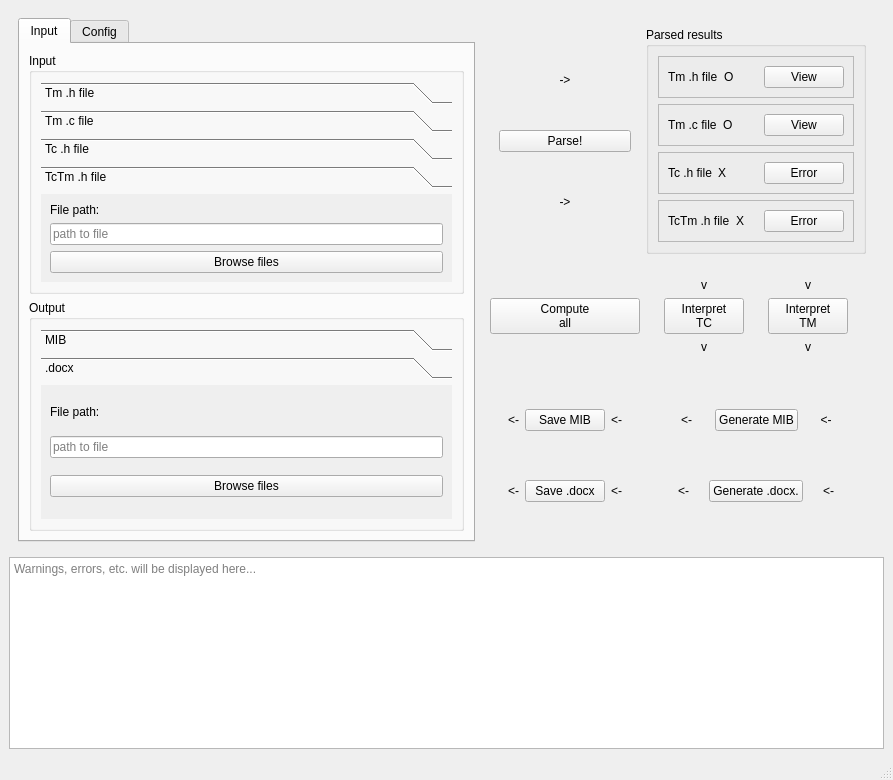
The window that src/mib_generator/gui/form.ui (vachaj11/MIB-Generator) describes before a commit, drawn with Qt 5.
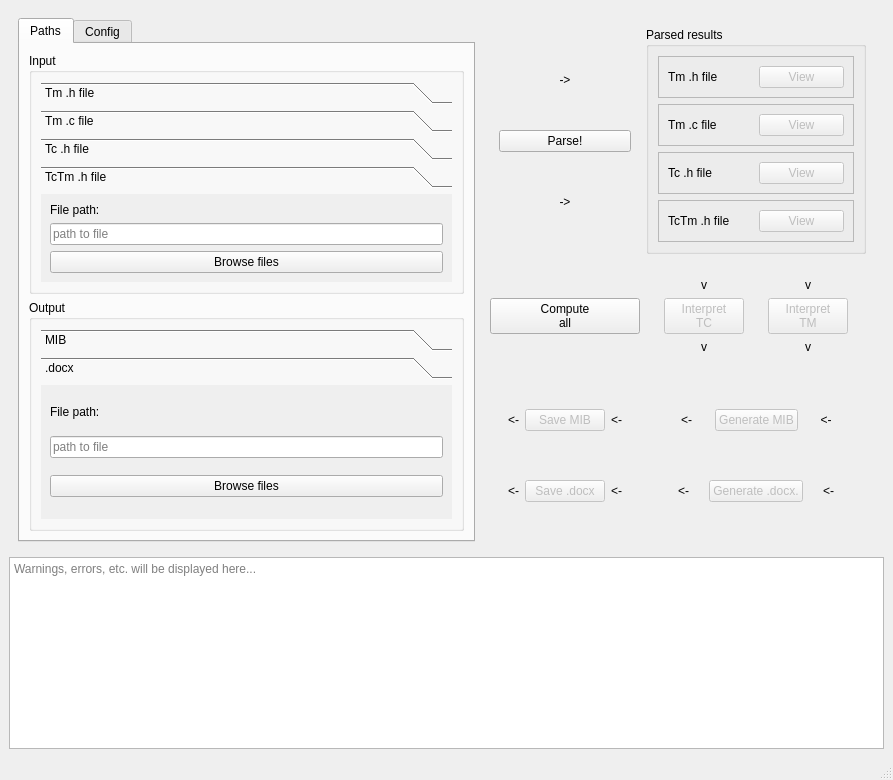
The same window after the commit. The open tabs and pages were chosen to show the change.

Commit message: Completed most of the GUI apart from the interaction with input/output/config files.

Diff of the .ui file:
```diff
--- a/src/mib_generator/gui/form.ui
+++ b/src/mib_generator/gui/form.ui
@@ -31,7 +31,7 @@
          </property>
          <widget class="QWidget" name="tab">
           <attribute name="title">
-           <string>Input</string>
+           <string>Paths</string>
           </attribute>
           <layout class="QVBoxLayout" name="verticalLayout">
            <item>
@@ -537,18 +537,11 @@
                   </property>
                  </widget>
                 </item>
-                <item>
-                 <widget class="QLabel" name="TmHstatus">
-                  <property name="text">
-                   <string>O</string>
-                  </property>
-                  <property name="textFormat">
-                   <enum>Qt::MarkdownText</enum>
-                  </property>
-                 </widget>
-                </item>
                 <item>
                  <widget class="QPushButton" name="TmHview">
+                  <property name="enabled">
+                   <bool>false</bool>
+                  </property>
                   <property name="text">
                    <string>View</string>
                   </property>
@@ -573,18 +566,11 @@
                   </property>
                  </widget>
                 </item>
-                <item>
-                 <widget class="QLabel" name="TmCstatus">
-                  <property name="text">
-                   <string>O</string>
-                  </property>
-                  <property name="textFormat">
-                   <enum>Qt::MarkdownText</enum>
-                  </property>
-                 </widget>
-                </item>
                 <item>
                  <widget class="QPushButton" name="TmCview">
+                  <property name="enabled">
+                   <bool>false</bool>
+                  </property>
                   <property name="text">
                    <string>View</string>
                   </property>
@@ -609,20 +595,13 @@
                   </property>
                  </widget>
                 </item>
-                <item>
-                 <widget class="QLabel" name="TcHstatus">
-                  <property name="text">
-                   <string>X</string>
-                  </property>
-                  <property name="textFormat">
-                   <enum>Qt::MarkdownText</enum>
-                  </property>
-                 </widget>
-                </item>
                 <item>
                  <widget class="QPushButton" name="TcHview">
+                  <property name="enabled">
+                   <bool>false</bool>
+                  </property>
                   <property name="text">
-                   <string>Error</string>
+                   <string>View</string>
                   </property>
                  </widget>
                 </item>
@@ -646,19 +625,12 @@
                  </widget>
                 </item>
                 <item>
-                 <widget class="QLabel" name="TcTmHstatus">
-                  <property name="text">
-                   <string>X</string>
+                 <widget class="QPushButton" name="TcTmHview">
+                  <property name="enabled">
+                   <bool>false</bool>
                   </property>
-                  <property name="textFormat">
-                   <enum>Qt::MarkdownText</enum>
-                  </property>
-                 </widget>
-                </item>
-                <item>
-                 <widget class="QPushButton" name="TcTmview">
                   <property name="text">
-                   <string>Error</string>
+                   <string>View</string>
                   </property>
                   <property name="checkable">
                    <bool>false</bool>
@@ -751,6 +723,9 @@
                 </item>
                 <item>
                  <widget class="QPushButton" name="Tcbuild">
+                  <property name="enabled">
+                   <bool>false</bool>
+                  </property>
                   <property name="text">
                    <string>Interpret
 TC</string>
@@ -785,6 +760,9 @@
                 </item>
                 <item>
                  <widget class="QPushButton" name="Tmbuild">
+                  <property name="enabled">
+                   <bool>false</bool>
+                  </property>
                   <property name="text">
                    <string>Interpret
 TM</string>
@@ -825,6 +803,9 @@
                 </item>
                 <item>
                  <widget class="QPushButton" name="mibgen">
+                  <property name="enabled">
+                   <bool>false</bool>
+                  </property>
                   <property name="text">
                    <string>Generate MIB</string>
                   </property>
@@ -858,6 +839,9 @@
                 </item>
                 <item>
                  <widget class="QPushButton" name="docgen">
+                  <property name="enabled">
+                   <bool>false</bool>
+                  </property>
                   <property name="text">
                    <string>Generate .docx.</string>
                   </property>
@@ -897,6 +881,9 @@
                 </item>
                 <item>
                  <widget class="QPushButton" name="mibsave">
+                  <property name="enabled">
+                   <bool>false</bool>
+                  </property>
                   <property name="text">
                    <string>Save MIB</string>
                   </property>
@@ -930,6 +917,9 @@
                 </item>
                 <item>
                  <widget class="QPushButton" name="docsave">
+                  <property name="enabled">
+                   <bool>false</bool>
+                  </property>
                   <property name="text">
                    <string>Save .docx</string>
                   </property>
```
Left out of the diff: 27 changed lines with no effect on the pictures. The commit also changes 7 other files.
